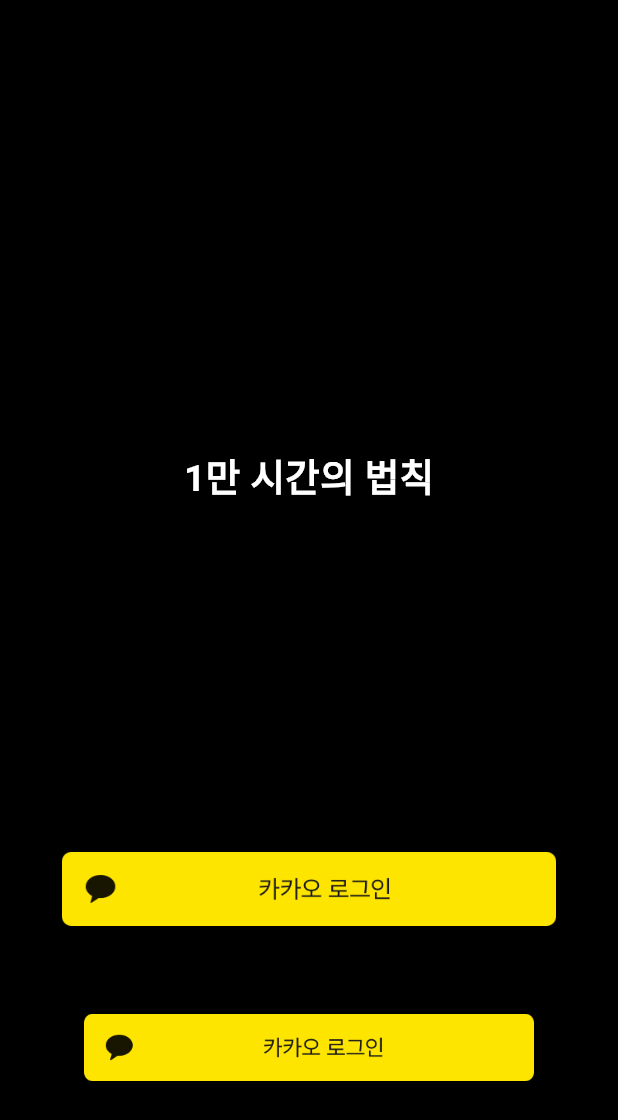
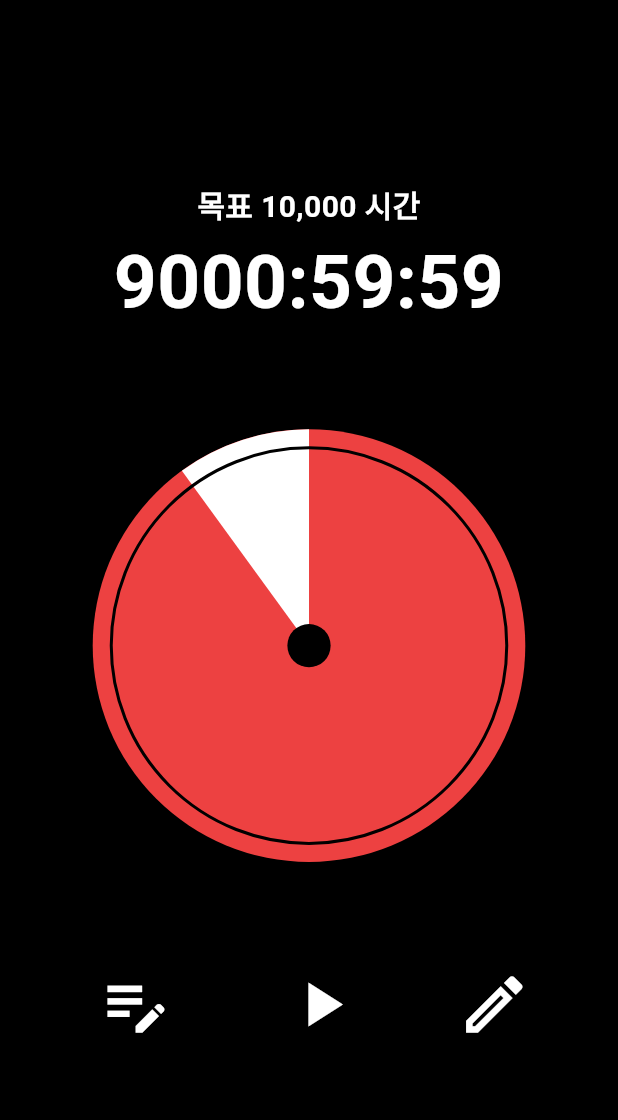
Before and after one commit to springstudy9092/tenthousand_hour_rule_flutter, a Flutter app: the screen it shows after launch, on a phone screen of 412 x 824 dp. Shown: the top 1120 px of the screen. Run offline on Flutter 3.47's test engine with Material 3 defaults, Android fonts, the phone set to English and light mode, and no system bars; missing offline and left inert: kakao_flutter_sdk.

Commit message:
fix detail new design , register

```diff
--- a/lib/api/login/register_user.dart
+++ b/lib/api/login/register_user.dart
@@ -4,43 +4,6 @@ import 'package:flutter/foundation.dart';
 import 'package:kakao_flutter_sdk/kakao_flutter_sdk.dart';
 
 class RegisterUserApi{
-  static const String test = '''
-  {
-  "id": 3247218644,
-  "connected_at": "2023-12-29T15:18:35Z",
-  "for_partner": {
-    "uuid": "VmVTYVVmUmdLeE54TndDcV1sXG9WYzg"
-  },
-  "properties": {
-    "nickname": "지원님",
-    "profile_image": "http://k.kakaocdn.net/dn/uDb0M/btsCCxfeVNc/0wp58OmWLhpRob7OGbfdMk/img_640x640.jpg",
-    "thumbnail_image": "http://k.kakaocdn.net/dn/uDb0M/btsCCxfeVNc/0wp58OmWLhpRob7OGbfdMk/img_110x110.jpg"
-  },
-  "kakao_account": {
-    "profile_needs_agreement": false,
-    "profile": {
-      "nickname": "지원님",
-      "thumbnail_image_url": "http://k.kakaocdn.net/dn/uDb0M/btsCCxfeVNc/0wp58OmWLhpRob7OGbfdMk/img_110x110.jpg",
-      "profile_image_url": "http://k.kakaocdn.net/dn/uDb0M/btsCCxfeVNc/0wp58OmWLhpRob7OGbfdMk/img_640x640.jpg",
-      "is_default_image": false
-    },
-    "has_email": true,
-    "email_needs_agreement": false,
-    "is_email_valid": true,
-    "is_email_verified": true,
-    "email": "kkjim1324@naver.com",
-    "has_age_range": true,
-    "age_range_needs_agreement": false,
-    "age_range": "30~39",
-    "has_birthday": true,
-    "birthday_needs_agreement": false,
-    "birthday": "0813",
-    "birthday_type": "SOLAR",
-    "has_gender": true,
-    "gender_needs_agreement": false,
-    "gender": "male"
-  }
-}''';
   static const String baseUrl = 'https://jsonplaceholder.typicode.com';
   static const String url = 'http://10.0.2.2:8080';
 
@@ -60,16 +23,13 @@ class RegisterUserApi{
     }
     else{
       try{
-        // OAuthToken token = isInstalled? await UserApi.instance.loginWithKakaoTalk() : await UserApi.instance.loginWithKakaoAccount();
-        //
-        // if(token == null){
-        //   throw Exception("error");
-        // }
+        OAuthToken token = isInstalled? await UserApi.instance.loginWithKakaoTalk() : await UserApi.instance.loginWithKakaoAccount();
 
-        var isTest = true;
-        var testBody = jsonDecode(test);
+        if(token == null){
+          throw Exception("error");
+        }
 
-        var response = await http.post(Uri.parse('$url/user/check'), body: test, headers: {"Content-Type": "application/json"}, );
+        var response = await http.post(Uri.parse('$url/user/check'), body: jsonEncode(token), headers: {"Content-Type": "application/json"}, );
 
         if(response == null || response.statusCode != 200){
           throw Exception("error");
@@ -82,7 +42,22 @@ class RegisterUserApi{
         return Future.error(error);
       }
     }
+
     return "";
+  }
 
+  static Future<dynamic> register(String name) async{
+    Object body = {
+      'name' : name
+    };
+
+    var response = await http.post(Uri.parse('$url/user/check'), body: jsonEncode(body), headers: {"Content-Type": "application/json"}, );
+
+    if(response == null || response.statusCode != 200){
+      throw Exception("error");
+    }
+
+    var result = jsonDecode(response.body);
+    return result;
   }
 }
--- /dev/null
+++ b/lib/goal_datail/goal_detail_main_2.dart
@@ -0,0 +1,107 @@
+import 'dart:async';
+import 'dart:math';
+import 'package:flutter/material.dart';
+import 'package:sample_project/common/global.dart';
+
+import 'goal_detail_lp.dart';
+
+
+
+class GoalDetail2 extends StatelessWidget {
+  @override
+  Widget build(BuildContext context) {
+    final Size size = MediaQuery.of(context).size; // 추후 전역화
+
+    return Scaffold(
+      backgroundColor: Colors.black,
+      body: Column(
+        mainAxisAlignment: MainAxisAlignment.center,
+        crossAxisAlignment: CrossAxisAlignment.center,
+        children: [
+          Container(
+            child: Text('목표 10,000 시간', textAlign: TextAlign.center, style: TextStyle(color: Colors.white, fontSize: 20, fontWeight: FontWeight.bold)),
+          ),
+          SizedBox(height: size.height * 0.001,),
+          Container(
+            child: Text('9000:59:59', textAlign: TextAlign.center, style: TextStyle(color: Colors.white, fontSize: 50, fontWeight: FontWeight.bold)),
+          ),
+          SizedBox(height: size.height * 0.25,),
+          Container(
+            child: CustomPaint(
+              painter: MyPainter(),
+              child: Container(),
+            ),
+          ),
+          SizedBox(height: size.height * 0.25,),
+          Row(
+            mainAxisAlignment: MainAxisAlignment.spaceEvenly,
+            children: [
+              IconButton(onPressed: null, icon: Icon(Icons.edit_note_outlined, size: 50, color: Colors.white)),
+              //SizedBox(width: size.width * 0.05,),
+              IconButton(onPressed: () => RotationAnimation(), icon: Icon(Icons.play_arrow, size: 50, color: Colors.white)),
+              //SizedBox(width: size.width * 0.05,),
+              Icon(Icons.mode_edit_outlined, size: 50, color: Colors.white),
+            ],
+          )
+        ],
+      ),
+    );
+  }
+}
+
+class MyPainter extends CustomPainter {
+  @override
+  void paint(Canvas canvas, Size size) {
+    Paint paint = Paint();
+    var center = Offset(size.width * 0.5, size.height * 0.8);
+
+    // 큰 원 그리기
+    double bigRadius = size.width * 0.35;
+    Offset bigCenter = center;
+    paint.color = Global.getMainRedColor();
+    canvas.drawCircle(bigCenter, bigRadius, paint);
+
+    // 각도에 따라 부채꼴 모양으로 색상 설정하여 그리기
+    double startAngle = -pi/2; // 시작 각도 (3시 방향이 0이라서 -pi/2)
+    double endAngle = -radians(360 * (1000 / 10000)); // 특정 각도
+    paint.color = Colors.white;
+    paint.style = PaintingStyle.fill;
+
+    Path path = Path();
+    path.moveTo(bigCenter.dx, bigCenter.dy); // 원의 중심으로 이동
+    path.arcTo(
+      Rect.fromCircle(center: bigCenter, radius: bigRadius),
+      startAngle,
+      endAngle,
+      true, // 시계 방향으로 그림
+    );
+    path.lineTo(bigCenter.dx, bigCenter.dy); // 중심으로 선 그리기
+    path.close();
+
+    canvas.drawPath(path, paint);
+
+    // 작은 원 그리기 (테두리는 검은색)
+    double smallRadius = size.width * 0.32;
+    paint.color = Colors.black;
+    paint.strokeWidth = 2.0;
+    paint.style = PaintingStyle.stroke;
+    paint.strokeCap = StrokeCap.round;
+    Offset smallCenter = center;
+    canvas.drawCircle(smallCenter, smallRadius, paint);
+
+    paint = Paint();
+    double CenterRadius = size.width * 0.035;
+    Offset CenterCenter = center;
+    paint.color = Colors.black;
+    canvas.drawCircle(CenterCenter, CenterRadius, paint);
+  }
+
+  @override
+  bool shouldRepaint(covariant CustomPainter oldDelegate) {
+    return false;
+  }
+}
+
+double radians(double degrees) {
+  return degrees * (pi / 180);
+}
--- a/lib/history/goal_history.dart
+++ b/lib/history/goal_history.dart
@@ -2,6 +2,8 @@ import 'dart:async';
 import 'package:flutter/material.dart';
 
 class GoalHistory extends StatelessWidget{
+  const GoalHistory({super.key});
+
   @override
   Widget build(BuildContext context) {
     final Size size = MediaQuery.of(context).size; // 추후 전역화
--- a/lib/login/login.dart
+++ b/lib/login/login.dart
@@ -26,10 +26,10 @@ class Login extends StatelessWidget {
               SizedBox(height: size.height * 0.25),
               IconButton(
                 icon: Image.asset('images/kakao_login_large_wide.png', width: size.width * 0.8, height: size.height * 0.1),
-                onPressed: () {
+                onPressed: () async {
                   // Navigator.push(context, MaterialPageRoute(builder: (context) => GoalDetail())
                   // );
-                  RegisterUserApi.loginWithKakao().then((result) => {
+                  await RegisterUserApi.loginWithKakao().then((result) => {
                     if(result["isUser"]){
                       Navigator.push(
                         context,
@@ -44,7 +44,9 @@ class Login extends StatelessWidget {
                     }
 
                   }).onError((error, stackTrace) => {
+                      if(error != null){
 
+                      }
                   });
                 },
               ),
--- a/lib/main.dart
+++ b/lib/main.dart
@@ -4,6 +4,7 @@ import 'package:sample_project/login/splash.dart';
 
 import 'goal_datail/goal_detail_lp.dart';
 import 'goal_datail/goal_detail_main.dart';
+import 'goal_datail/goal_detail_main_2.dart';
 import 'goal_datail/goal_detail_main_test.dart';
 import 'login/register_user.dart';
 
@@ -19,7 +20,7 @@ class MyApp extends StatelessWidget {
   @override
   Widget build(BuildContext context) {
     return MaterialApp(
-        home: SplashScreen(), //SplashScreen
+        home: GoalDetail2(), //SplashScreen
     );
   }
 }
```
Also changed, not shown: lib/login/register_user.dart (+14 -1 lines), 1 other file.
